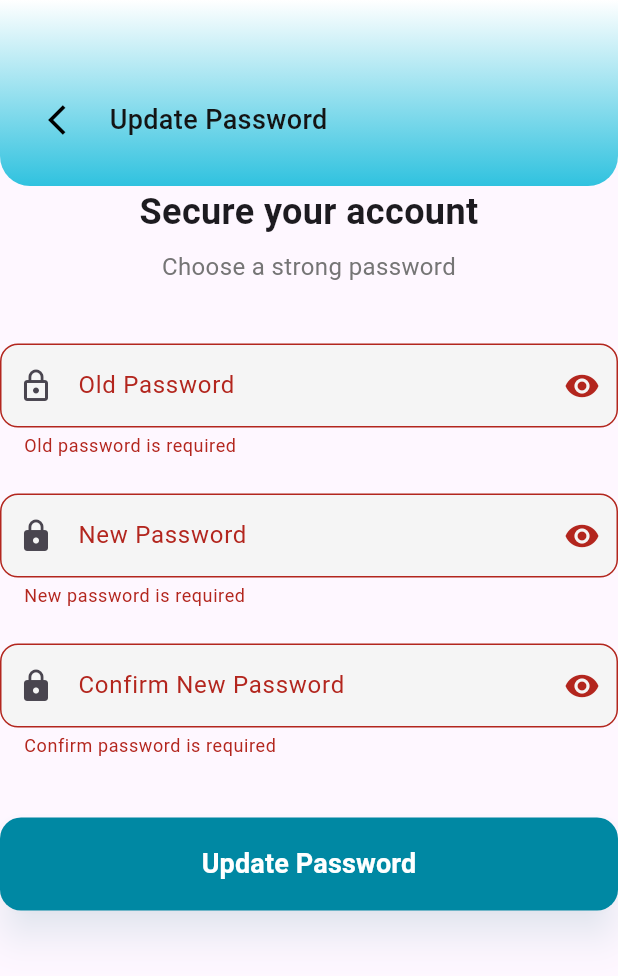
After one commit to Dev-Ninjas-Backup/elad_giserman, a Flutter app: the UpdatePasswordScreen screen opened by its route, after a tap on "Update Password", on a phone screen of 412 x 824 dp. The commit adds this screen. Shown: the top 976 px of the screen. Run offline on Flutter 3.47's test engine with Material 3 defaults, Android fonts, the phone set to English and light mode, and no system bars; our stand-ins replace flutter_otp_text_field, flutter_screenutil, get, google_fonts, share_plus, shared_preferences; accounts and stored records are empty.

Commit message:
Update password done.

```diff
--- a/lib/features/profile/main/screen/profile_screen.dart
+++ b/lib/features/profile/main/screen/profile_screen.dart
@@ -85,7 +85,12 @@ class ProfileScreen extends StatelessWidget {
                     },
                   ),
                   SizedBox(height: 8),
-                  OptionButton(title: 'update_password'.tr, button: () {}),
+                  OptionButton(
+                    title: 'update_password'.tr,
+                    button: () {
+                      Get.offNamed('/updatePasswordScreen');
+                    },
+                  ),
                   SizedBox(height: 8),
                   OptionButton(
                     title: 'general_settings'.tr,
--- /dev/null
+++ b/lib/features/profile/update_password/controller/update_password_controller.dart
@@ -0,0 +1,77 @@
+import 'package:get/get.dart';
+
+class UpdatePasswordController extends GetxController {
+  final RxString oldPassword = ''.obs;
+  final RxString newPassword = ''.obs;
+  final RxString confirmPassword = ''.obs;
+
+  final RxBool oldPasswordVisible = false.obs;
+  final RxBool newPasswordVisible = false.obs;
+  final RxBool confirmPasswordVisible = false.obs;
+
+  String? validateOldPassword(String? value) {
+    if (value == null || value.isEmpty) {
+      return 'Old password is required';
+    }
+    return null;
+  }
+
+  String? validateNewPassword(String? value) {
+    if (value == null || value.isEmpty) {
+      return 'New password is required';
+    }
+    if (value.length < 8) {
+      return 'Password must be at least 8 characters long';
+    }
+    if (!RegExp(r'(?=.*?[A-Z])').hasMatch(value)) {
+      return 'Password must contain at least one uppercase letter';
+    }
+    if (!RegExp(r'(?=.*?[a-z])').hasMatch(value)) {
+      return 'Password must contain at least one lowercase letter';
+    }
+    if (!RegExp(r'(?=.*?[0-9])').hasMatch(value)) {
+      return 'Password must contain at least one number';
+    }
+    if (!RegExp(r'(?=.*?[!@#$%^&*(),.?":{}|<>])').hasMatch(value)) {
+      return 'Password must contain at least one special character';
+    }
+    return null;
+  }
+
+  String? validateConfirmPassword(String? value) {
+    if (value == null || value.isEmpty) {
+      return 'Confirm password is required';
+    }
+    if (value != newPassword.value) {
+      return 'Passwords do not match';
+    }
+    return null;
+  }
+
+  void toggleOldPasswordVisibility() {
+    oldPasswordVisible.value = !oldPasswordVisible.value;
+  }
+
+  void toggleNewPasswordVisibility() {
+    newPasswordVisible.value = !newPasswordVisible.value;
+  }
+
+  void toggleConfirmPasswordVisibility() {
+    confirmPasswordVisible.value = !confirmPasswordVisible.value;
+  }
+
+  void updatePassword() {
+    final oldError = validateOldPassword(oldPassword.value);
+    final newError = validateNewPassword(newPassword.value);
+    final confirmError = validateConfirmPassword(confirmPassword.value);
+
+    if (oldError != null || newError != null || confirmError != null) {
+      Get.snackbar('Validation Error', 'Please fix the errors in the form');
+      return;
+    }
+    Get.snackbar('Success', 'Password updated successfully');
+    oldPassword.value = '';
+    newPassword.value = '';
+    confirmPassword.value = '';
+  }
+}
--- /dev/null
+++ b/lib/features/profile/update_password/screen/update_password_screen.dart
@@ -0,0 +1,136 @@
+// update_password_screen.dart
+
+import 'package:elad_giserman/core/common/widgets/custom_app_bar.dart';
+import 'package:elad_giserman/core/common/widgets/custom_button.dart';
+import 'package:elad_giserman/core/utils/constants/colors.dart';
+import 'package:elad_giserman/features/profile/update_password/controller/update_password_controller.dart';
+import 'package:flutter/material.dart';
+import 'package:get/get.dart';
+
+class UpdatePasswordScreen extends StatelessWidget {
+  UpdatePasswordScreen({super.key});
+
+  final UpdatePasswordController controller = Get.put(
+    UpdatePasswordController(),
+  );
+
+  final _formKey = GlobalKey<FormState>();
+
+  @override
+  Widget build(BuildContext context) {
+    return Scaffold(
+      body: SingleChildScrollView(
+        child: Form(
+          key: _formKey,
+          child: Column(
+            crossAxisAlignment: CrossAxisAlignment.stretch,
+            children: [
+              CustomAppBar(lable: 'Update Password', back: '/profileScreen'),
+              Text(
+                'Secure your account',
+                style: TextStyle(fontSize: 24, fontWeight: FontWeight.bold),
+                textAlign: TextAlign.center,
+              ),
+              SizedBox(height: 8),
+              Text(
+                'Choose a strong password',
+                style: TextStyle(fontSize: 16, color: Colors.grey[600]),
+                textAlign: TextAlign.center,
+              ),
+              SizedBox(height: 40),
+              Obx(
+                () => TextFormField(
+                  onChanged: (value) => controller.oldPassword.value = value,
+                  obscureText: !controller.oldPasswordVisible.value,
+                  decoration: InputDecoration(
+                    labelText: 'Old Password',
+                    hintText: 'Enter your current password',
+                    prefixIcon: Icon(Icons.lock_outline),
+                    suffixIcon: IconButton(
+                      icon: Icon(
+                        controller.oldPasswordVisible.value
+                            ? Icons.visibility_off
+                            : Icons.visibility,
+                      ),
+                      onPressed: controller.toggleOldPasswordVisibility,
+                    ),
+                    border: OutlineInputBorder(
+                      borderRadius: BorderRadius.circular(12),
+                    ),
+                    filled: true,
+                    fillColor: Colors.grey[100],
+                  ),
+                  validator: controller.validateOldPassword,
+                ),
+              ),
+              SizedBox(height: 24),
+              Obx(
+                () => TextFormField(
+                  onChanged: (value) => controller.newPassword.value = value,
+                  obscureText: !controller.newPasswordVisible.value,
+                  decoration: InputDecoration(
+                    labelText: 'New Password',
+                    hintText: 'Enter a new strong password',
+                    prefixIcon: Icon(Icons.lock),
+                    suffixIcon: IconButton(
+                      icon: Icon(
+                        controller.newPasswordVisible.value
+                            ? Icons.visibility_off
+                            : Icons.visibility,
+                      ),
+                      onPressed: controller.toggleNewPasswordVisibility,
+                    ),
+                    border: OutlineInputBorder(
+                      borderRadius: BorderRadius.circular(12),
+                    ),
+                    filled: true,
+                    fillColor: Colors.grey[100],
+                  ),
+                  validator: controller.validateNewPassword,
+                ),
+              ),
+              SizedBox(height: 24),
+              Obx(
+                () => TextFormField(
+                  onChanged: (value) =>
+                      controller.confirmPassword.value = value,
+                  obscureText: !controller.confirmPasswordVisible.value,
+                  decoration: InputDecoration(
+                    labelText: 'Confirm New Password',
+                    hintText: 'Re-enter your new password',
+                    prefixIcon: Icon(Icons.lock),
+                    suffixIcon: IconButton(
+                      icon: Icon(
+                        controller.confirmPasswordVisible.value
+                            ? Icons.visibility_off
+                            : Icons.visibility,
+                      ),
+                      onPressed: controller.toggleConfirmPasswordVisibility,
+                    ),
+                    border: OutlineInputBorder(
+                      borderRadius: BorderRadius.circular(12),
+                    ),
+                    filled: true,
+                    fillColor: Colors.grey[100],
+                  ),
+                  validator: controller.validateConfirmPassword,
+                ),
+              ),
+              SizedBox(height: 40),
+              CustomButton(
+                label: 'Update Password',
+                onPressed: () {
+                  if (_formKey.currentState!.validate()) {
+                    controller.updatePassword();
+                  }
+                },
+                color: AppColors.buttonColor,
+                textColor: Colors.white,
+              ),
+            ],
+          ),
+        ),
+      ),
+    );
+  }
+}
--- a/lib/routes/app_routes.dart
+++ b/lib/routes/app_routes.dart
@@ -12,6 +12,7 @@ import 'package:elad_giserman/features/profile/edit_profile/screen/edit_profile_
 import 'package:elad_giserman/features/profile/main/screen/profile_screen.dart';
 import 'package:elad_giserman/features/profile/my_reservation/screen/reservation_history_screen.dart';
 import 'package:elad_giserman/features/profile/subscriptions/screen/subscriptions_screen.dart';
+import 'package:elad_giserman/features/profile/update_password/screen/update_password_screen.dart';
 import 'package:elad_giserman/features/splash/screens/splash_screen.dart';
 import 'package:elad_giserman/features/venue/screen/venue_screen.dart';
 import 'package:get/get.dart';
@@ -40,6 +41,7 @@ class AppRoute {
   static String helpScreen = "/helpScreen";
   static String termOfUseScreen = "/termOfUseScreen";
   static String aboutScreen = "/aboutScreen";
+  static String updatePasswordScreen = "/updatePasswordScreen";
 
   static String getSplashScreen() => splashScreen;
   static String getSignInScreen() => signInScreen;
@@ -61,6 +63,7 @@ class AppRoute {
   static String getHelpScreen() => helpScreen;
   static String getTermOfUseScreen() => termOfUseScreen;
   static String getAboutScreen() => aboutScreen;
+  static String getUpdatePasswordScreen() => updatePasswordScreen;
 
   static List<GetPage> routes = [
     GetPage(name: splashScreen, page: () => SplashScreen()),
@@ -151,5 +154,10 @@ class AppRoute {
       page: () => AboutScreen(),
       transition: Transition.upToDown,
     ),
+    GetPage(
+      name: updatePasswordScreen,
+      page: () => UpdatePasswordScreen(),
+      transition: Transition.upToDown,
+    ),
   ];
 }
```
Also changed, not shown: 3 other files.
